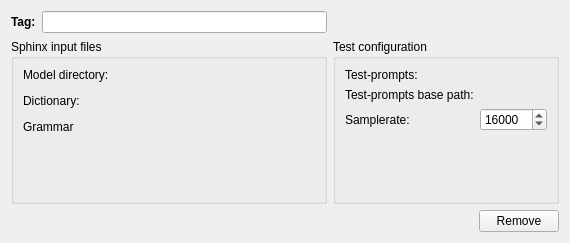
First picture: the form in sam/src/sphinxtestconfigurationwidget.ui, repository KDE/simon, before the edit.
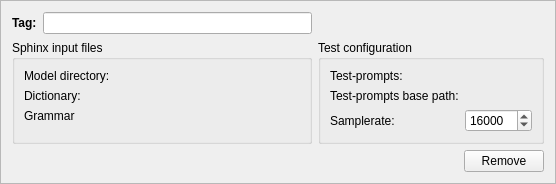
Second picture: the form after the edit. Custom widgets are drawn as their Qt base class.

Commit message: SAM: sane(r) ui layout

Patch:
```diff
--- a/sam/src/sphinxtestconfigurationwidget.ui
+++ b/sam/src/sphinxtestconfigurationwidget.ui
@@ -1,15 +1,21 @@
 <?xml version="1.0" encoding="UTF-8"?>
 <ui version="4.0">
  <class>SphinxTestConfigurationWidget</class>
- <widget class="QWidget" name="SphinxTestConfigurationWidget">
+ <widget class="QFrame" name="SphinxTestConfigurationWidget">
   <property name="geometry">
    <rect>
     <x>0</x>
     <y>0</y>
-    <width>570</width>
-    <height>243</height>
+    <width>556</width>
+    <height>181</height>
    </rect>
   </property>
+  <property name="frameShape">
+   <enum>QFrame::StyledPanel</enum>
+  </property>
+  <property name="frameShadow">
+   <enum>QFrame::Raised</enum>
+  </property>
   <layout class="QGridLayout" name="gridLayout">
    <item row="0" column="0">
     <layout class="QHBoxLayout" name="horizontalLayout_2">
@@ -46,45 +52,45 @@
       <property name="fieldGrowthPolicy">
        <enum>QFormLayout::ExpandingFieldsGrow</enum>
       </property>
-      <item row="2" column="0" colspan="2">
+      <item row="0" column="0">
+       <widget class="QLabel" name="lbModelDir">
+        <property name="text">
+         <string>Model directory:</string>
+        </property>
+        <property name="buddy">
+         <cstring>urModelDir</cstring>
+        </property>
+       </widget>
+      </item>
+      <item row="0" column="1">
+       <widget class="KUrlRequester" name="urModelDir"/>
+      </item>
+      <item row="1" column="0">
        <widget class="QLabel" name="lbSphinxDict">
         <property name="text">
          <string>Dictionary:</string>
         </property>
         <property name="buddy">
-         <cstring>urTiedlist</cstring>
+         <cstring>urSphinxDict</cstring>
         </property>
        </widget>
       </item>
-      <item row="3" column="0" colspan="2">
+      <item row="1" column="1">
        <widget class="KUrlRequester" name="urSphinxDict"/>
       </item>
-      <item row="6" column="0">
+      <item row="2" column="0">
        <widget class="QLabel" name="lbSphinxGrammar">
         <property name="text">
          <string>Grammar</string>
         </property>
         <property name="buddy">
-         <cstring>urTiedlist</cstring>
+         <cstring>urSphinxGrammar</cstring>
         </property>
        </widget>
       </item>
-      <item row="7" column="0" colspan="2">
+      <item row="2" column="1">
        <widget class="KUrlRequester" name="urSphinxGrammar"/>
       </item>
-      <item row="1" column="0" colspan="2">
-       <widget class="KUrlRequester" name="urModelDir"/>
-      </item>
-      <item row="0" column="0" colspan="2">
-       <widget class="QLabel" name="lbModelDir">
-        <property name="text">
-         <string>Model directory:</string>
-        </property>
-        <property name="buddy">
-         <cstring>urTiedlist</cstring>
-        </property>
-       </widget>
-      </item>
      </layout>
     </widget>
    </item>
```
The commit also changes 3 other files.
